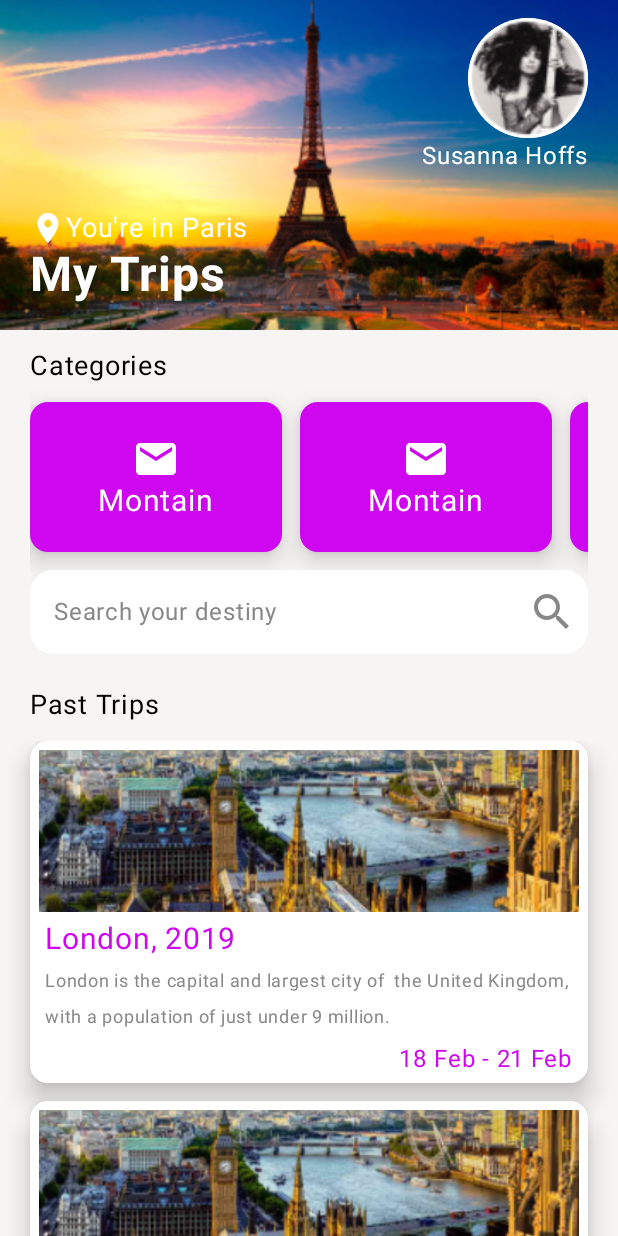
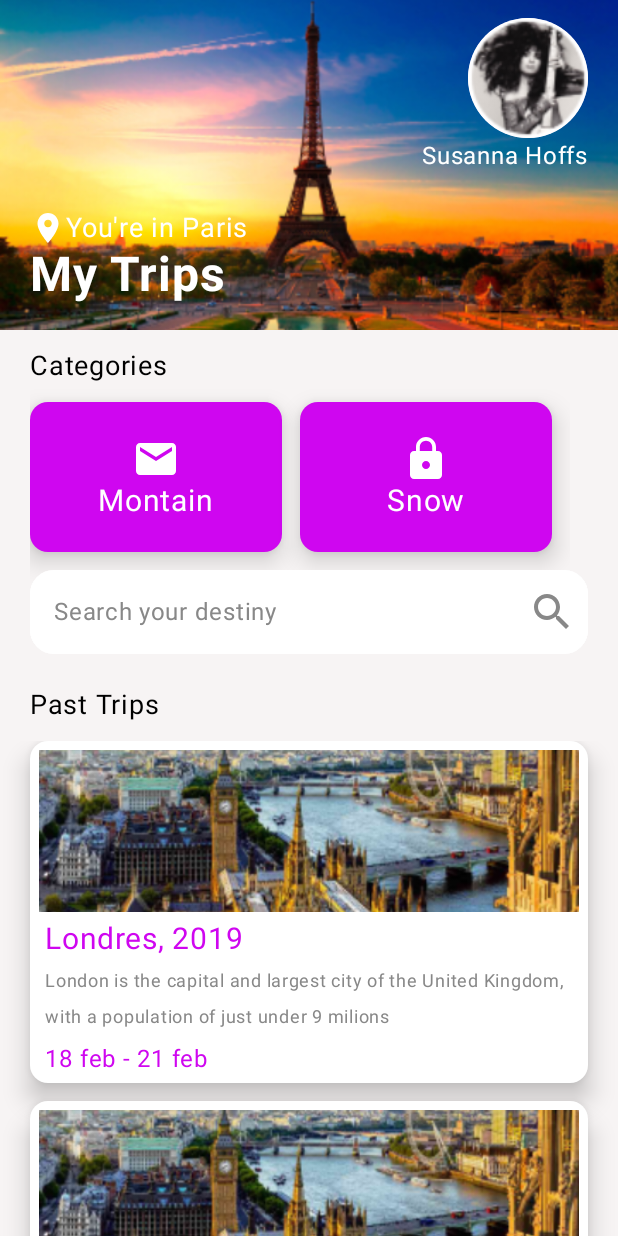
Before and after one commit to PedrooTz/Login-Page-Android, an Android app built with Jetpack Compose: the home screen opened through its navigation route, on a phone screen of 412 x 824 dp. Run offline under Robolectric (Android 15) with nearby library versions, the phone set to English and light mode, and no system bars.

Commit message:
funcoes finalizadas

```diff
--- a/app/build.gradle.kts
+++ b/app/build.gradle.kts
@@ -9,7 +9,7 @@ android {
 
     defaultConfig {
         applicationId = "br.senai.sp.jandira.loginpage"
-        minSdk = 24
+        minSdk = 26
         targetSdk = 34
         versionCode = 1
         versionName = "1.0"
--- /dev/null
+++ b/app/src/main/java/br/senai/sp/jandira/loginpage/model/Categoria.kt
@@ -0,0 +1,11 @@
+package br.senai.sp.jandira.loginpage.model
+
+import androidx.compose.ui.graphics.painter.Painter
+import androidx.compose.ui.graphics.vector.ImageVector
+import java.time.LocalDate
+
+data class Categoria(
+    var id: Int = 0,
+    var nome: String = "",
+    var icone: ImageVector? = null
+)
--- /dev/null
+++ b/app/src/main/java/br/senai/sp/jandira/loginpage/model/Viagem.kt
@@ -0,0 +1,13 @@
+package br.senai.sp.jandira.loginpage.model
+
+import androidx.compose.ui.graphics.painter.Painter
+import java.time.LocalDate
+
+data class Viagem(
+    var id: Int = 0,
+    var destino: String = "",
+    var descricao: String = "",
+    var dataChegada: LocalDate = LocalDate.now(),
+    var dataPartida: LocalDate = LocalDate.now(),
+    var imagem: Painter? = null
+)
--- /dev/null
+++ b/app/src/main/java/br/senai/sp/jandira/loginpage/repositorio/CategoriaRepositorio.kt
@@ -0,0 +1,27 @@
+package br.senai.sp.jandira.loginpage.repositorio
+
+import androidx.compose.material.icons.Icons
+import androidx.compose.material.icons.filled.Email
+import androidx.compose.material.icons.filled.Lock
+import androidx.compose.runtime.Composable
+import br.senai.sp.jandira.loginpage.model.Categoria
+import java.time.LocalDate
+
+class CategoriaRepositorio {
+
+    @Composable
+    fun listarTodasAsCaregorias(): List<Categoria> {
+        val montain = Categoria(
+            id = 1,
+            nome = "Montain",
+            icone = Icons.Default.Email
+        )
+        val senha = Categoria(
+            id = 2,
+            nome = "Snow",
+            icone = Icons.Default.Lock
+        )
+        return listOf(montain, senha
+        )
+    }
+}
--- /dev/null
+++ b/app/src/main/java/br/senai/sp/jandira/loginpage/repositorio/ViagemRepositorio.kt
@@ -0,0 +1,34 @@
+package br.senai.sp.jandira.loginpage.repositorio
+
+import androidx.compose.runtime.Composable
+import androidx.compose.ui.res.painterResource
+import br.senai.sp.jandira.loginpage.R
+import br.senai.sp.jandira.loginpage.model.Viagem
+import java.time.LocalDate
+
+class ViagemRepositorio {
+
+    @Composable
+    fun listarTodasAsViagens(): List <Viagem> {
+        val londres = Viagem(
+            id = 1,
+            destino = "Londres",
+            descricao = "London is the capital and largest city of the United Kingdom, with a population of just under 9 milions",
+            dataChegada = LocalDate.of(2019, 2, 18),
+            dataPartida = LocalDate.of(2019, 2, 21),
+            imagem = painterResource(id = R.drawable.london)
+        )
+        val porto = Viagem(
+            id = 2,
+            destino = "Paris",
+            descricao = "Porto is the second city in Portugal, the capital of the porto District, and one of the Iberian Peninsulas major urban aress.",
+            dataChegada = LocalDate.of(2024, 10, 7),
+            dataPartida = LocalDate.of(2024, 10, 29),
+            imagem = painterResource(id = R.drawable.london)
+        )
+
+
+
+        return listOf(londres, porto)
+    }
+}
--- a/app/src/main/java/br/senai/sp/jandira/loginpage/screens/TelaHome.kt
+++ b/app/src/main/java/br/senai/sp/jandira/loginpage/screens/TelaHome.kt
@@ -14,6 +14,7 @@ import androidx.compose.foundation.layout.size
 import androidx.compose.foundation.layout.width
 import androidx.compose.foundation.lazy.LazyColumn
 import androidx.compose.foundation.lazy.LazyRow
+import androidx.compose.foundation.lazy.items
 import androidx.compose.foundation.shape.CircleShape
 import androidx.compose.foundation.shape.RoundedCornerShape
 import androidx.compose.material.icons.Icons
@@ -38,9 +39,14 @@ import androidx.compose.ui.layout.ContentScale
 import androidx.compose.ui.res.painterResource
 import androidx.compose.ui.text.font.FontFamily
 import androidx.compose.ui.text.font.FontWeight
+import androidx.compose.ui.tooling.preview.Preview
 import androidx.compose.ui.unit.dp
 import androidx.compose.ui.unit.sp
 import androidx.navigation.NavHostController
+import androidx.navigation.compose.rememberNavController
+import br.senai.sp.jandira.loginpage.repositorio.CategoriaRepositorio
+import br.senai.sp.jandira.loginpage.repositorio.ViagemRepositorio
+import br.senai.sp.jandira.loginpage.utilitarios.encurtadorDeDatas
 
 
 @Composable
@@ -49,6 +55,10 @@ fun TelaHome(controleNavegacao: NavHostController) {
     var textState = remember {
         mutableStateOf("")
     }
+    val  viagens = ViagemRepositorio().listarTodasAsViagens()
+
+    val icons = CategoriaRepositorio().listarTodasAsCaregorias()
+
     Column(
         modifier = Modifier
             .fillMaxSize()
@@ -137,7 +147,8 @@ fun TelaHome(controleNavegacao: NavHostController) {
         )
         Spacer(modifier = Modifier.height(12.dp))
         LazyRow() {
-            items(20) {
+
+            items(icons) {
                 Card(
                     modifier = Modifier
                         .width(180.dp)
@@ -157,19 +168,22 @@ fun TelaHome(controleNavegacao: NavHostController) {
                         horizontalAlignment = Alignment.CenterHorizontally
                     ){
                         Icon(
-                            imageVector = Icons.Default.Email,
+                            imageVector = it.icone!!,
                             contentDescription = "Montanha",
                             tint = Color(0xFFFFFFFF),
                             modifier = Modifier
                                 .size(32.dp)
                         )
                         Text(
-                            text = "Montain",
+                            text = it.nome,
                             color = Color.White,
                             fontSize = 20.sp
                         )
+
                     }
+
                 }
+
             }
         }
         Spacer(modifier = Modifier.height(12.dp))
@@ -212,7 +226,7 @@ fun TelaHome(controleNavegacao: NavHostController) {
         )
         Spacer(modifier = Modifier.height(12.dp))
         LazyColumn(){
-            items(20) {
+            items(viagens) {
                 Card(
                     modifier = Modifier
                         .fillMaxSize()
@@ -241,13 +255,13 @@ fun TelaHome(controleNavegacao: NavHostController) {
                             .padding(horizontal = 10.dp)
                     ){
                         Text(
-                            text = "London, 2019",
+                            text = "${it.destino}, ${it.dataChegada.year}",
                             color = Color(0xFFCF06F0),
                             fontWeight = FontWeight(480),
                             fontSize = 20.sp
                         )
                         Text(
-                            text = "London is the capital and largest city of  the United Kingdom, with a population of just under 9 million.",
+                            text = it.descricao,
                             color = Color.Gray,
                             fontWeight = FontWeight.Normal,
                             fontSize = 12.sp,
@@ -260,7 +274,7 @@ fun TelaHome(controleNavegacao: NavHostController) {
                             horizontalArrangement = Arrangement.End
                         ) {
                             Text(
-                                text = "18 Feb - 21 Feb",
+                                text = encurtadorDeDatas(it.dataChegada, it.dataPartida),
                                 color = Color(0xFFCF06F0),
                                 fontWeight = FontWeight(480)
                             )
@@ -271,9 +285,9 @@ fun TelaHome(controleNavegacao: NavHostController) {
         }
     }
 }
-//@Preview
-//@Composable
-//fun TelaHomePreview() {
-//    Telahome()
-//
-//}
+@Preview(showBackground = true, showSystemUi = true)
+@Composable
+fun TelaHomePreview() {
+    TelaHome(controleNavegacao = rememberNavController())
+
+}
--- /dev/null
+++ b/app/src/main/java/br/senai/sp/jandira/loginpage/utilitarios/ConverteDatas.kt
@@ -0,0 +1,18 @@
+package br.senai.sp.jandira.loginpage.utilitarios
+
+import androidx.compose.ui.text.substring
+import androidx.compose.ui.text.toLowerCase
+import java.time.LocalDate
+
+
+fun encurtadorDeDatas(dataChegada: LocalDate, dataPartida: LocalDate): String{
+    var  diaChegada = dataChegada.dayOfMonth
+    var mesChegada = dataChegada.month.toString()
+    var mesChegadaAbreviada = mesChegada.substring(0..2).toLowerCase()
+    var diaPartida = dataPartida.dayOfMonth
+    var mesPartida = dataPartida.month.toString()
+    var mesPartidaAbreviada = mesPartida.substring(0..2).toLowerCase()
+
+    return  "$diaChegada $mesChegadaAbreviada - $diaPartida $mesPartidaAbreviada                                                                                                                                                                                            "
+
+}
```
